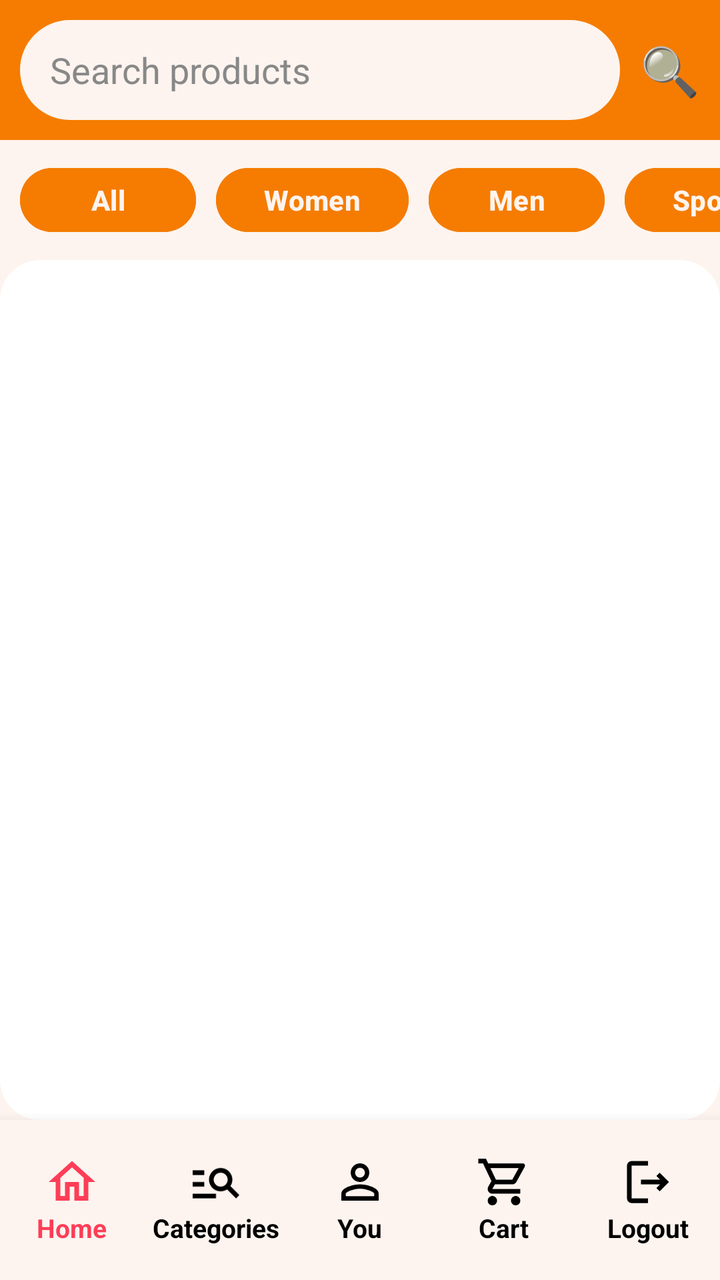
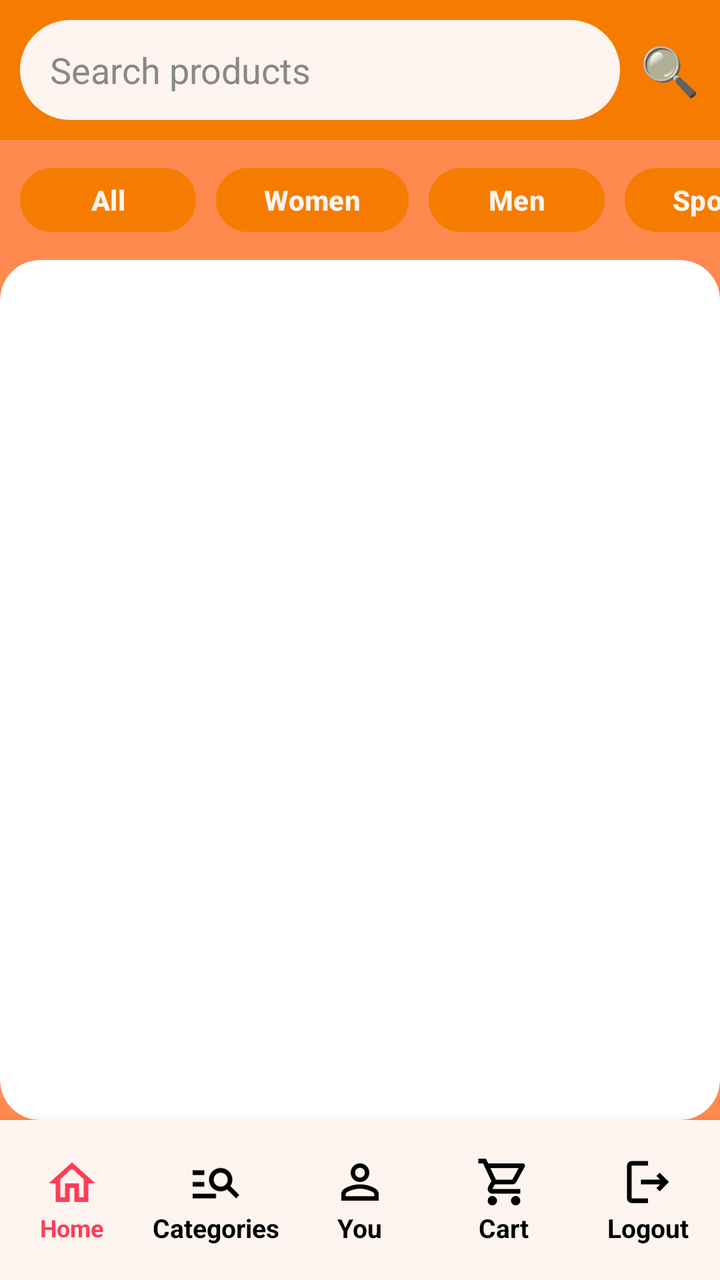

Two renders of the same Android screen: before a commit and after it. Below are the layout's source before the change and the commit's diff.
<!-- AndroidManifest.xml: application theme Theme.YOLO -->
<!-- res/layout/activity_main.xml -->
<?xml version="1.0" encoding="utf-8"?>
<LinearLayout
    xmlns:android="http://schemas.android.com/apk/res/android"
    xmlns:app="http://schemas.android.com/apk/res-auto"
    android:layout_width="match_parent"
    android:layout_height="match_parent"
    android:orientation="vertical"
    android:background="#FDF4EF">

    

    <LinearLayout
        android:layout_width="match_parent"
        android:layout_height="70dp"
        android:orientation="horizontal"
        android:gravity="center_vertical"
        android:padding="10dp"
        android:background="#F57C00">

        <EditText
            android:id="@+id/etSearch"
            android:layout_width="0dp"
            android:layout_height="50dp"
            android:layout_weight="1"
            android:hint="Search products"
            android:textColor="#000000"
            android:textColorHint="#888888"
            android:paddingStart="15dp"
            android:background="@drawable/rounded_edittext"
            android:backgroundTint="#FDF4EF"
            android:cursorVisible="false"
            android:inputType="text"/>

        <TextView
            android:layout_width="wrap_content"
            android:layout_height="wrap_content"
            android:text="🔍"
            android:textSize="24sp"
            android:layout_marginStart="10dp"/>
    </LinearLayout>

    

    <HorizontalScrollView
        android:layout_width="match_parent"
        android:layout_height="wrap_content"
        android:scrollbars="none">

        <LinearLayout
            android:layout_width="wrap_content"
            android:layout_height="wrap_content"
            android:orientation="horizontal"
            android:padding="10dp">

            <Button
                android:id="@+id/btnAll"
                android:layout_width="wrap_content"
                android:layout_height="40dp"
                android:text="All"
                android:textColor="#FDF4EF"
                android:textStyle="bold"
                android:backgroundTint="#F57C00"/>

            <Button
                android:id="@+id/btnWomen"
                android:layout_width="wrap_content"
                android:layout_height="40dp"
                android:text="Women"
                android:textColor="#FDF4EF"
                android:textStyle="bold"
                android:backgroundTint="#F57C00"
                android:layout_marginStart="10dp"/>

            <Button
                android:id="@+id/btnMen"
                android:layout_width="wrap_content"
                android:layout_height="40dp"
                android:text="Men"
                android:textColor="#FDF4EF"
                android:textStyle="bold"
                android:backgroundTint="#F57C00"
                android:layout_marginStart="10dp"/>

            <Button
                android:id="@+id/btnSports"
                android:layout_width="wrap_content"
                android:layout_height="40dp"
                android:text="Sports"
                android:textColor="#FDF4EF"
                android:textStyle="bold"
                android:backgroundTint="#F57C00"
                android:layout_marginStart="10dp"/>

            <Button
                android:id="@+id/btnAccessories"
                android:layout_width="wrap_content"
                android:layout_height="40dp"
                android:text="Accessories"
                android:textColor="#FDF4EF"
                android:textStyle="bold"
                android:backgroundTint="#F57C00"
                android:layout_marginStart="10dp"/>

        </LinearLayout>

    </HorizontalScrollView>

    

    <androidx.recyclerview.widget.RecyclerView
        android:id="@+id/recyclerView"
        android:layout_width="match_parent"
        android:layout_height="0dp"
        android:layout_weight="1"
        android:background="@drawable/rounded_product"
        android:padding="5dp"
        android:clipToOutline="true"
        android:scaleType="centerCrop"/>

    

    <LinearLayout
        android:layout_width="match_parent"
        android:layout_height="80dp"
        android:orientation="horizontal"
        android:background="#FDF4EF"
        android:gravity="center"
        android:elevation="10dp">

        

        <LinearLayout
            android:id="@+id/navHome"
            android:layout_width="0dp"
            android:layout_height="wrap_content"
            android:layout_weight="1"
            android:gravity="center"
            android:orientation="vertical">

            <ImageView
                android:layout_width="28dp"
                android:layout_height="28dp"
                android:src="@drawable/ic_home"
                app:tint="#FF3D57"/>

            <TextView
                android:layout_width="wrap_content"
                android:layout_height="wrap_content"
                android:text="Home"
                android:textColor="#FF3D57"
                android:textStyle="bold"
                android:textSize="13sp"/>
        </LinearLayout>

        

        <LinearLayout
            android:id="@+id/navCategory"
            android:layout_width="0dp"
            android:layout_height="wrap_content"
            android:layout_weight="1"
            android:gravity="center"
            android:orientation="vertical">

            <ImageView
                android:layout_width="28dp"
                android:layout_height="28dp"
                android:src="@drawable/ic_category"
                app:tint="#000000"/>

            <TextView
                android:layout_width="wrap_content"
                android:layout_height="wrap_content"
                android:text="Categories"
                android:textColor="#000000"
                android:textStyle="bold"
                android:textSize="13sp"/>
        </LinearLayout>

        

        <LinearLayout
            android:id="@+id/navYou"
            android:layout_width="0dp"
            android:layout_height="wrap_content"
            android:layout_weight="1"
            android:gravity="center"
            android:orientation="vertical">

            <ImageView
                android:layout_width="28dp"
                android:layout_height="28dp"
                android:src="@drawable/ic_user"
                app:tint="#000000"/>

            <TextView
                android:layout_width="wrap_content"
                android:layout_height="wrap_content"
                android:text="You"
                android:textColor="#000000"
                android:textStyle="bold"
                android:textSize="13sp"/>
        </LinearLayout>

        

        <LinearLayout
            android:id="@+id/navCart"
            android:layout_width="0dp"
            android:layout_height="wrap_content"
            android:layout_weight="1"
            android:gravity="center"
            android:orientation="vertical">

            <ImageView
                android:layout_width="28dp"
                android:layout_height="28dp"
                android:src="@drawable/ic_cart"
                app:tint="#000000"/>

            <TextView
                android:layout_width="wrap_content"
                android:layout_height="wrap_content"
                android:text="Cart"
                android:textColor="#000000"
                android:textStyle="bold"
                android:textSize="13sp"/>
        </LinearLayout>

        

        <LinearLayout
            android:id="@+id/navLogout"
            android:layout_width="0dp"
            android:layout_height="wrap_content"
            android:layout_weight="1"
            android:gravity="center"
            android:orientation="vertical">

            <ImageView
                android:layout_width="28dp"
                android:layout_height="28dp"
                android:src="@drawable/ic_logout"
                app:tint="#000000"/>

            <TextView
                android:layout_width="wrap_content"
                android:layout_height="wrap_content"
                android:text="Logout"
                android:textColor="#000000"
                android:textStyle="bold"
                android:textSize="13sp"/>
        </LinearLayout>

    </LinearLayout>
</LinearLayout>
<!-- resources referenced by this layout -->
<resources>
  <!-- drawable ic_cart (drawable) -->
  <vector xmlns:android="http://schemas.android.com/apk/res/android" android:height="24dp" android:tint="#020202" android:viewportHeight="24" android:viewportWidth="24" android:width="24dp">
        
      <path android:fillColor="@android:color/white" android:pathData="M15.55,13c0.75,0 1.41,-0.41 1.75,-1.03l3.58,-6.49c0.37,-0.66 -0.11,-1.48 -0.87,-1.48L5.21,4l-0.94,-2L1,2v2h2l3.6,7.59 -1.35,2.44C4.52,15.37 5.48,17 7,17h12v-2L7,15l1.1,-2h7.45zM6.16,6h12.15l-2.76,5L8.53,11L6.16,6zM7,18c-1.1,0 -1.99,0.9 -1.99,2S5.9,22 7,22s2,-0.9 2,-2 -0.9,-2 -2,-2zM17,18c-1.1,0 -1.99,0.9 -1.99,2s0.89,2 1.99,2 2,-0.9 2,-2 -0.9,-2 -2,-2z"/>
      
  </vector>
  <!-- drawable ic_category (drawable) -->
  <vector xmlns:android="http://schemas.android.com/apk/res/android" android:autoMirrored="true" android:height="24dp" android:tint="#020202" android:viewportHeight="24" android:viewportWidth="24" android:width="24dp">
        
      <path android:fillColor="@android:color/white" android:pathData="M7,9H2V7h5V9zM7,12H2v2h5V12zM20.59,19l-3.83,-3.83C15.96,15.69 15.02,16 14,16c-2.76,0 -5,-2.24 -5,-5s2.24,-5 5,-5s5,2.24 5,5c0,1.02 -0.31,1.96 -0.83,2.75L22,17.59L20.59,19zM17,11c0,-1.65 -1.35,-3 -3,-3s-3,1.35 -3,3s1.35,3 3,3S17,12.65 17,11zM2,19h10v-2H2V19z"/>
      
  </vector>
  <!-- drawable ic_home (drawable) -->
  <vector xmlns:android="http://schemas.android.com/apk/res/android" android:height="24dp" android:tint="#020202" android:viewportHeight="24" android:viewportWidth="24" android:width="24dp">
        
      <path android:fillColor="@android:color/white" android:pathData="M12,5.69l5,4.5V18h-2v-6H9v6H7v-7.81l5,-4.5M12,3L2,12h3v8h6v-6h2v6h6v-8h3L12,3z"/>
      
  </vector>
  <!-- drawable ic_logout (drawable) -->
  <vector xmlns:android="http://schemas.android.com/apk/res/android" android:autoMirrored="true" android:height="24dp" android:tint="#020202" android:viewportHeight="24" android:viewportWidth="24" android:width="24dp">
        
      <path android:fillColor="@android:color/white" android:pathData="M17,8l-1.41,1.41L17.17,11H9v2h8.17l-1.58,1.58L17,16l4,-4L17,8zM5,5h7V3H5C3.9,3 3,3.9 3,5v14c0,1.1 0.9,2 2,2h7v-2H5V5z"/>
      
  </vector>
  <!-- drawable ic_user (drawable) -->
  <vector xmlns:android="http://schemas.android.com/apk/res/android" android:height="24dp" android:tint="#020202" android:viewportHeight="24" android:viewportWidth="24" android:width="24dp">
        
      <path android:fillColor="@android:color/white" android:pathData="M12,5.9c1.16,0 2.1,0.94 2.1,2.1s-0.94,2.1 -2.1,2.1S9.9,9.16 9.9,8s0.94,-2.1 2.1,-2.1m0,9c2.97,0 6.1,1.46 6.1,2.1v1.1L5.9,18.1L5.9,17c0,-0.64 3.13,-2.1 6.1,-2.1M12,4C9.79,4 8,5.79 8,8s1.79,4 4,4 4,-1.79 4,-4 -1.79,-4 -4,-4zM12,13c-2.67,0 -8,1.34 -8,4v3h16v-3c0,-2.66 -5.33,-4 -8,-4z"/>
      
  </vector>
  <!-- drawable rounded_edittext (drawable) -->
  <?xml version="1.0" encoding="utf-8"?>
  <shape xmlns:android="http://schemas.android.com/apk/res/android">
  
      <solid android:color="#FFFFFF"/>
  
      <corners android:radius="30dp"/>
  
  </shape>
  <!-- drawable rounded_product (drawable) -->
  <?xml version="1.0" encoding="utf-8"?>
  <shape xmlns:android="http://schemas.android.com/apk/res/android">
  
      <solid android:color="#FFFFFF"/>
  
      <corners android:radius="20dp"/>
  
  </shape>
  <style name="Theme.YOLO" parent="Base.Theme.YOLO" />
  <style name="Base.Theme.YOLO" parent="Theme.Material3.DayNight.NoActionBar">
          
          
      </style>
</resources>

<!-- the commit's change to res/layout/activity_main.xml (unified diff, before → after) -->
@@ -5,7 +5,7 @@
     android:layout_width="match_parent"
     android:layout_height="match_parent"
     android:orientation="vertical"
-    android:background="#FDF4EF">
+    android:background="#FF8A50">
 
     
 
@@ -113,7 +113,7 @@
         android:layout_height="0dp"
         android:layout_weight="1"
         android:background="@drawable/rounded_product"
-        android:padding="5dp"
+        android:padding="8dp"
         android:clipToOutline="true"
         android:scaleType="centerCrop"/>
 
@@ -149,7 +149,7 @@
                 android:text="Home"
                 android:textColor="#FF3D57"
                 android:textStyle="bold"
-                android:textSize="13sp"/>
+                android:textSize="12sp"/>
         </LinearLayout>
 
         
